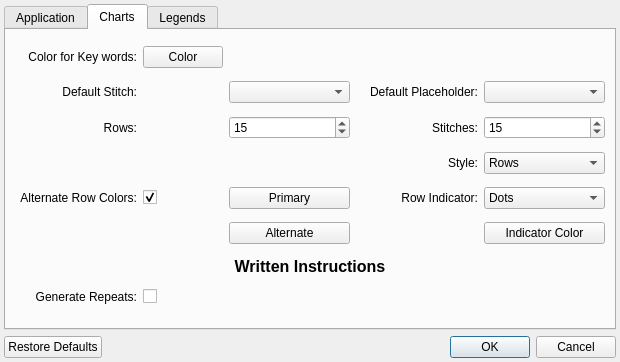
Before: the Qt Designer form src/settings.ui in iPenguin/CrochetCharts, drawn with Qt 5.
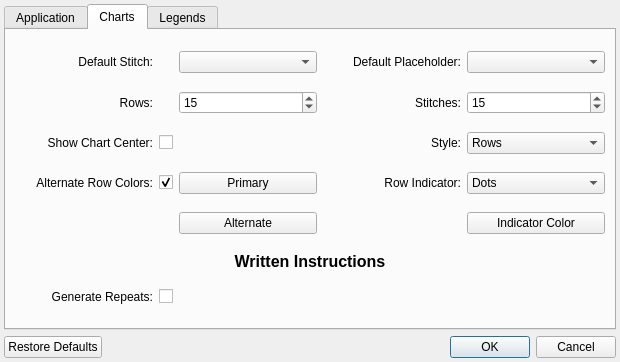
After: the same form once the commit is applied.

Commit message: Add basic showChartCenter option. WIP

```diff
--- a/src/settings.ui
+++ b/src/settings.ui
@@ -380,20 +380,20 @@
          </property>
         </widget>
        </item>
-       <item row="1" column="0">
-        <widget class="QLabel" name="label_3">
+       <item row="5" column="1">
+        <widget class="QCheckBox" name="showChartCenter">
          <property name="text">
-          <string>Color for Key words:</string>
-         </property>
-         <property name="alignment">
-          <set>Qt::AlignRight|Qt::AlignTrailing|Qt::AlignVCenter</set>
+          <string/>
          </property>
         </widget>
        </item>
-       <item row="1" column="1">
-        <widget class="QPushButton" name="keywordColorBttn">
+       <item row="5" column="0">
+        <widget class="QLabel" name="label_11">
          <property name="text">
-          <string>Color</string>
+          <string>Show Chart Center:</string>
+         </property>
+         <property name="alignment">
+          <set>Qt::AlignRight|Qt::AlignTrailing|Qt::AlignVCenter</set>
          </property>
         </widget>
        </item>
```
The commit also changes 4 other files.
